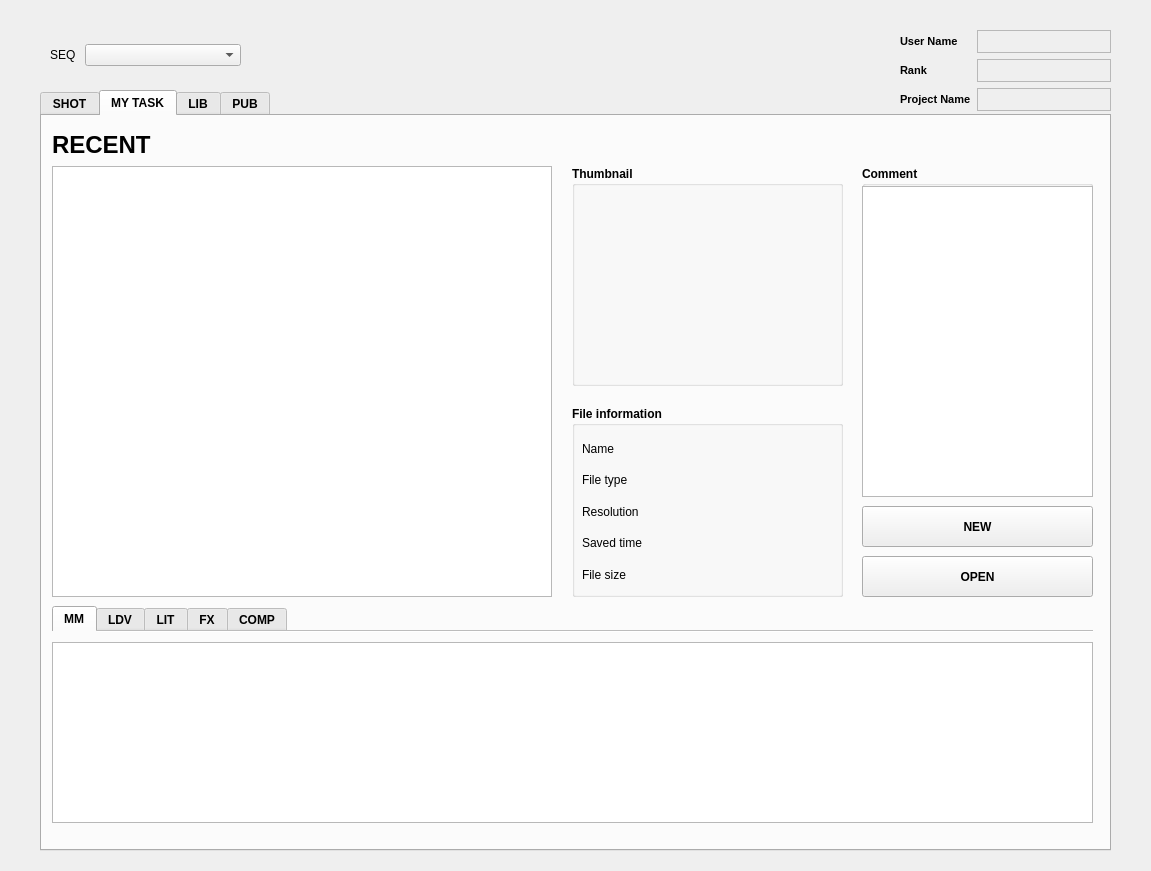
UiChul/yummy, file pipeline/scripts/loader/loader_ui/main_window_v002.ui: the form before one commit.
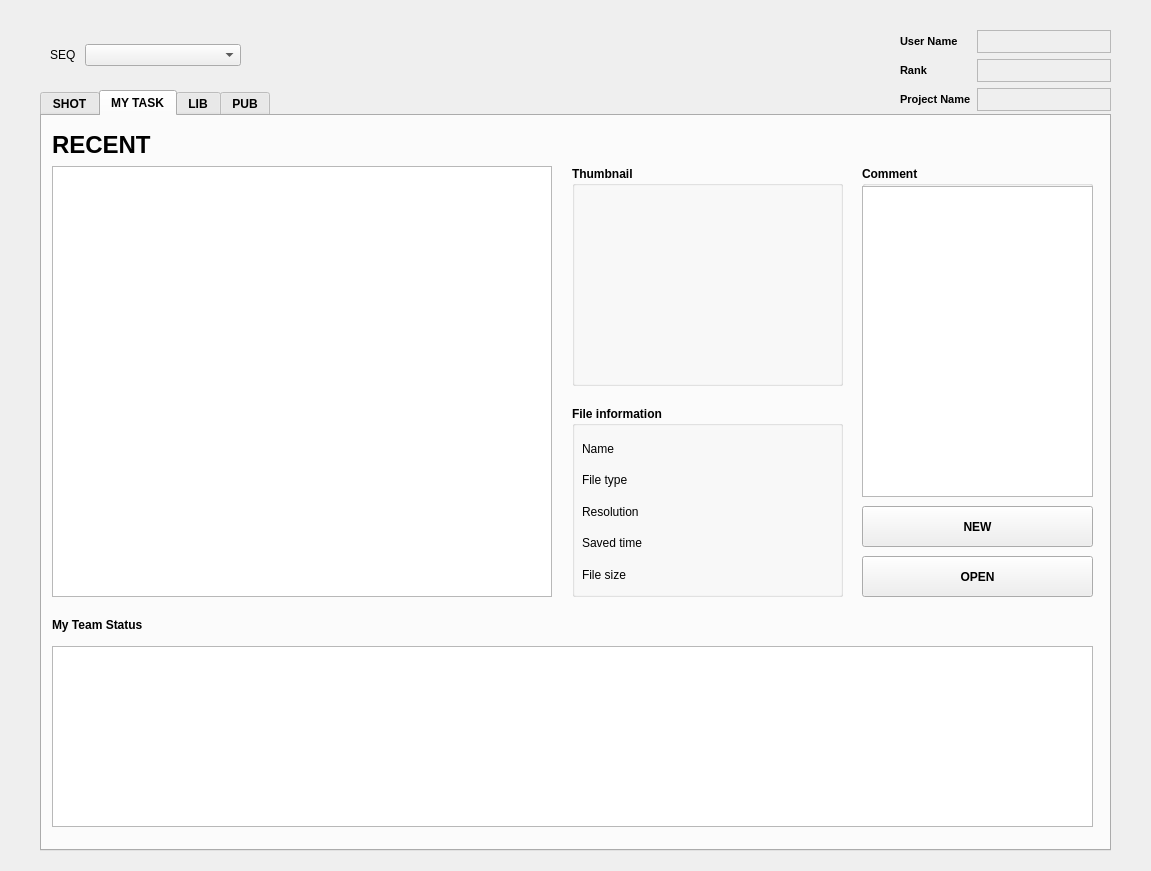
The form after the commit. The open tabs and pages were chosen to show the change.

The edit to the form file:
```diff
--- a/pipeline/scripts/loader/loader_ui/main_window_v002.ui
+++ b/pipeline/scripts/loader/loader_ui/main_window_v002.ui
@@ -730,109 +730,6 @@
     <attribute name="title">
      <string>MY TASK</string>
     </attribute>
-    <widget class="QTabWidget" name="tableWidget_mytask_status">
-     <property name="geometry">
-      <rect>
-       <x>10</x>
-       <y>490</y>
-       <width>1041</width>
-       <height>221</height>
-      </rect>
-     </property>
-     <property name="currentIndex">
-      <number>0</number>
-     </property>
-     <property name="usesScrollButtons">
-      <bool>true</bool>
-     </property>
-     <property name="documentMode">
-      <bool>true</bool>
-     </property>
-     <property name="tabsClosable">
-      <bool>false</bool>
-     </property>
-     <property name="movable">
-      <bool>true</bool>
-     </property>
-     <property name="tabBarAutoHide">
-      <bool>false</bool>
-     </property>
-     <widget class="QWidget" name="tab_mt_mm">
-      <attribute name="title">
-       <string>MM</string>
-      </attribute>
-      <widget class="QTableWidget" name="tableWidget_mytask_mm">
-       <property name="geometry">
-        <rect>
-         <x>0</x>
-         <y>10</y>
-         <width>1041</width>
-         <height>181</height>
-        </rect>
-       </property>
-      </widget>
-     </widget>
-     <widget class="QWidget" name="tab_mt_ldv">
-      <attribute name="title">
-       <string>LDV</string>
-      </attribute>
-      <widget class="QTableWidget" name="tableWidget_mytask_ldv">
-       <property name="geometry">
-        <rect>
-         <x>0</x>
-         <y>10</y>
-         <width>1041</width>
-         <height>181</height>
-        </rect>
-       </property>
-      </widget>
-     </widget>
-     <widget class="QWidget" name="tab_mt_lit">
-      <attribute name="title">
-       <string>LIT</string>
-      </attribute>
-      <widget class="QTableWidget" name="tableWidget_mytask_lit">
-       <property name="geometry">
-        <rect>
-         <x>0</x>
-         <y>10</y>
-         <width>1041</width>
-         <height>181</height>
-        </rect>
-       </property>
-      </widget>
-     </widget>
-     <widget class="QWidget" name="tab_mt_fx">
-      <attribute name="title">
-       <string>FX</string>
-      </attribute>
-      <widget class="QTableWidget" name="tableWidget_mytask_fx">
-       <property name="geometry">
-        <rect>
-         <x>0</x>
-         <y>10</y>
-         <width>1041</width>
-         <height>181</height>
-        </rect>
-       </property>
-      </widget>
-     </widget>
-     <widget class="QWidget" name="tab_mt_comp">
-      <attribute name="title">
-       <string>COMP</string>
-      </attribute>
-      <widget class="QTableWidget" name="tableWidget_mytask_comp">
-       <property name="geometry">
-        <rect>
-         <x>0</x>
-         <y>10</y>
-         <width>1041</width>
-         <height>181</height>
-        </rect>
-       </property>
-      </widget>
-     </widget>
-    </widget>
     <widget class="QGroupBox" name="groupBox_shot_comment_2">
      <property name="geometry">
       <rect>
@@ -1191,6 +1088,32 @@
       </layout>
      </widget>
     </widget>
+    <widget class="QTableWidget" name="tableWidget_mytask_status">
+     <property name="geometry">
+      <rect>
+       <x>10</x>
+       <y>530</y>
+       <width>1041</width>
+       <height>181</height>
+      </rect>
+     </property>
+     <attribute name="verticalHeaderVisible">
+      <bool>false</bool>
+     </attribute>
+    </widget>
+    <widget class="QLabel" name="label">
+     <property name="geometry">
+      <rect>
+       <x>10</x>
+       <y>498</y>
+       <width>121</width>
+       <height>21</height>
+      </rect>
+     </property>
+     <property name="text">
+      <string>My Team Status</string>
+     </property>
+    </widget>
    </widget>
    <widget class="QWidget" name="tab_clip">
     <attribute name="title">
```
Left out of the diff: 138 changed lines with no effect on the pictures.
